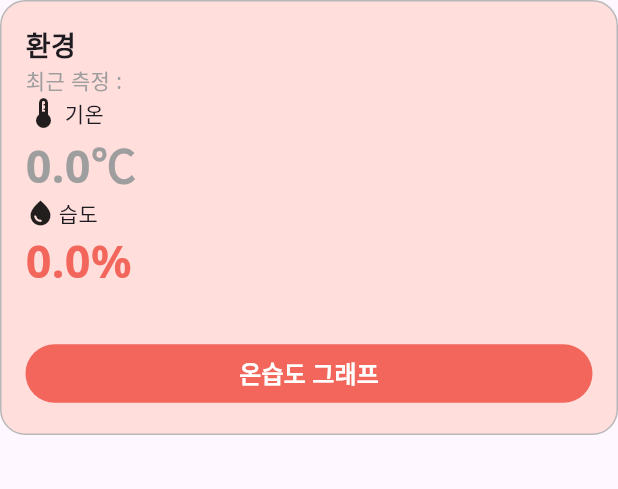
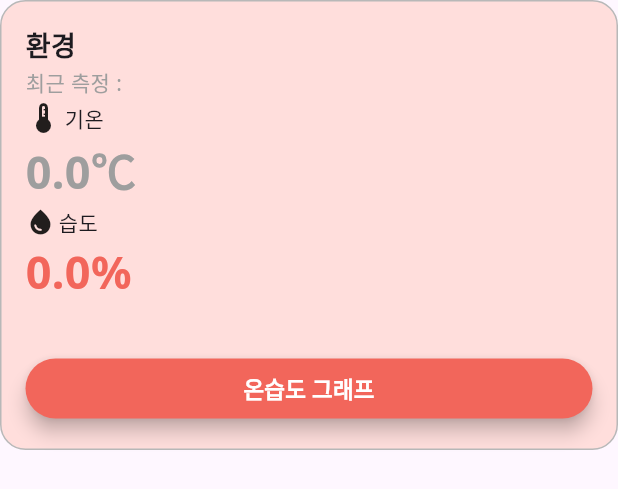
Before and after one commit to SMU-25/frontend, a Flutter app: the EnvironmentCard widget shown alone on an empty page, opened directly with empty values, on a phone screen of 412 x 824 dp. Shown: the top 489 px of the screen. Run offline on Flutter 3.47's test engine with Material 3 defaults, Android fonts, the phone set to English and light mode, and no system bars; our stand-ins replace dio, email_validator, firebase_core, firebase_messaging, fl_chart, flutter_image_compress and 5 more; missing offline and left inert: flutter_mjpeg, flutter_naver_login, kakao_flutter_sdk, kakao_map_sdk; accounts and stored records are empty; generated files the repository leaves out were written again; network calls fail.

Commit message:
feature : 홈화면 온습도 그래프 버튼 디자인 개선

```diff
--- a/lib/home/component/environment_card.dart
+++ b/lib/home/component/environment_card.dart
@@ -49,7 +49,7 @@ class EnvironmentCard extends StatelessWidget {
         (bodyTemperature != null) && (bodyTemperature! >= feverThreshold);
 
     return Container(
-      height: 290,
+      height: 300,
       padding: const EdgeInsets.all(16),
       decoration: BoxDecoration(
         border: Border.all(color: INPUT_BORDER_COLOR),
@@ -102,38 +102,39 @@ class EnvironmentCard extends StatelessWidget {
           Text(
             comfortStatus,
             style: TextStyle(
-              color:
-                  (isAbnormalHumidity || isFeverNow)
-                      ? HIGH_FEVER_COLOR
-                      : MAIN_COLOR,
+              color: (isAbnormalHumidity || isFeverNow)
+                  ? HIGH_FEVER_COLOR
+                  : MAIN_COLOR,
               fontSize: 20,
               fontWeight: FontWeight.bold,
             ),
           ),
-          TextButton(
+
+          ElevatedButton(
             onPressed: () {
               Navigator.push(
                 context,
                 MaterialPageRoute(
-                  builder:
-                      (context) => const RoomTemperatureHumidityGraphScreen(),
+                  builder: (context) =>
+                      const RoomTemperatureHumidityGraphScreen(),
                 ),
               );
             },
-            style: TextButton.styleFrom(
-              minimumSize: const Size(double.infinity, 26),
-              backgroundColor:
-                  (isAbnormalHumidity || isFeverNow)
-                      ? HIGH_FEVER_COLOR
-                      : MAIN_COLOR,
+
+            style: ElevatedButton.styleFrom(
+              minimumSize: const Size(double.infinity, 40),
+              backgroundColor: (isAbnormalHumidity || isFeverNow)
+                  ? HIGH_FEVER_COLOR
+                  : MAIN_COLOR,
+              shape: RoundedRectangleBorder(
+                borderRadius: BorderRadius.circular(20),
+              ),
+              elevation: 5,
+              foregroundColor: Colors.white,
             ),
             child: const Text(
               '온습도 그래프',
-              style: TextStyle(
-                fontSize: 16,
-                fontWeight: FontWeight.bold,
-                color: Colors.white,
-              ),
+              style: TextStyle(fontSize: 15, fontWeight: FontWeight.bold),
             ),
           ),
         ],
```
